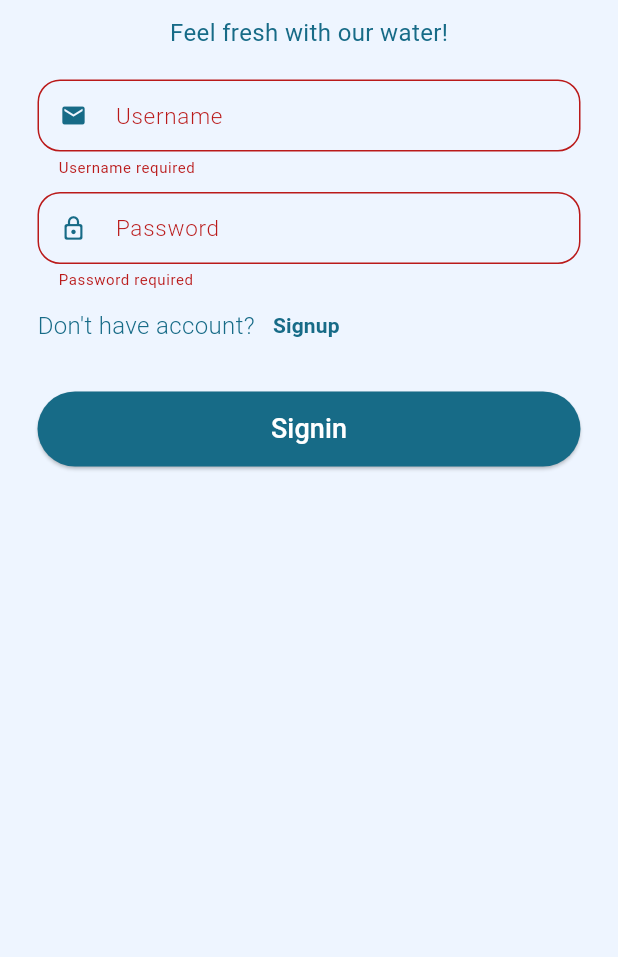
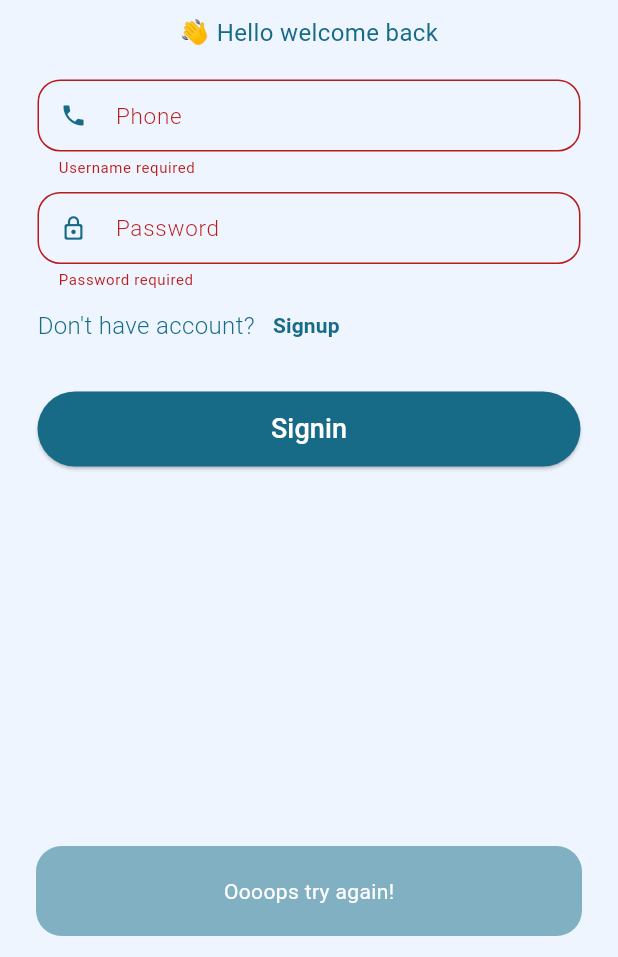
Before and after one commit to barakadewise/vendingapp, a Flutter app: the screen it shows after launch, after a tap on "Signin", on a phone screen of 412 x 824 dp, the part 279-1236 px from its top. Run offline on Flutter 3.47's test engine with Material 3 defaults, Android fonts, the light colour scheme and no system bars; our stand-ins replace flutter_redux, redux, shared_preferences.

Commit message:
updated UI && added validation auth logic

```diff
--- a/lib/Profile/presentation/profile.dart
+++ b/lib/Profile/presentation/profile.dart
@@ -63,13 +63,13 @@ class Profile extends StatelessWidget {
                         const SizedBox(
                           height: 10,
                         ),
-                        const ProfileTile(title: 'Username', value: 'John Doe'),
+                        const ProfileTile(title: 'Username', value: 'Group 7'),
                         const ProfileTile(
                             title: 'Account No', value: '1234567890'),
                         const ProfileTile(
-                            title: 'Phone Number', value: '+1234567890'),
+                            title: 'Phone Number', value: '+255763993194'),
                         const ProfileTile(
-                            title: 'Email', value: 'john@example.com'),
+                            title: 'Email', value: 'group7@example.com'),
                         const SizedBox(
                           height: 20,
                         ),
--- a/lib/auth/presentation/login.dart
+++ b/lib/auth/presentation/login.dart
@@ -55,7 +55,7 @@ class _LoginpageState extends State<Loginpage> {
                 height: 10,
               ),
               const Text(
-                'Feel fresh with our water!',
+                '👋 Hello welcome back',
                 style: TextStyle(
                     fontSize: 16,
                     fontWeight: FontWeight.w400,
--- a/lib/auth/widget/user_login_form.dart
+++ b/lib/auth/widget/user_login_form.dart
@@ -1,6 +1,7 @@
 import 'package:flutter/material.dart';
 import 'package:vendingapp/Home/presentation/home.dart';
 import 'package:vendingapp/auth/presentation/signup.dart';
+import 'package:vendingapp/utils/snack.dart';
 
 class RegistrationForm extends StatelessWidget {
   final TextEditingController usernameController;
@@ -13,8 +14,6 @@ class RegistrationForm extends StatelessWidget {
 
   final GlobalKey<FormState> formKey = GlobalKey<FormState>();
 
-  final String emailRegex = r'^[a-zA-Z0-9._%+-]+@[a-zA-Z0-9.-]+\.[a-zA-Z]{2,}$';
-
   @override
   Widget build(BuildContext context) {
     Size size = MediaQuery.of(context).size;
@@ -25,17 +24,18 @@ class RegistrationForm extends StatelessWidget {
             Padding(
               padding: const EdgeInsets.symmetric(horizontal: 25),
               child: TextFormField(
+                keyboardType: TextInputType.phone,
                 autovalidateMode: AutovalidateMode.onUserInteraction,
                 controller: usernameController,
                 decoration: InputDecoration(
-                  labelText: 'Username',
+                  labelText: 'Phone',
                   errorStyle: const TextStyle(
                       fontSize: 10, fontWeight: FontWeight.w400),
                   floatingLabelStyle: const TextStyle(color: Color(0xff176B87)),
                   labelStyle: const TextStyle(
                       fontSize: 15, fontWeight: FontWeight.w300),
                   prefixIcon: const Icon(
-                    Icons.email,
+                    Icons.phone,
                     color: Color(0xff176B87),
                   ),
                   border: OutlineInputBorder(
@@ -56,6 +56,10 @@ class RegistrationForm extends StatelessWidget {
                   if (value!.isEmpty) {
                     return "Username required";
                   }
+                  if (usernameController.text.length != 10) {
+                    return "Please use valid phone number";
+                  }
+
                   return null;
                 },
               ),
@@ -96,6 +100,9 @@ class RegistrationForm extends StatelessWidget {
                 validator: (value) {
                   if (value!.isEmpty) {
                     return "Password required";
+                  }
+                  if(passwordController.text.length<5){
+                    return 'Password is too short';
                   }
                   return null;
                 },
@@ -141,7 +148,7 @@ class RegistrationForm extends StatelessWidget {
                       validatForm(context);
                     },
                     style: ElevatedButton.styleFrom(
-                        backgroundColor: Color(0xff176B87)),
+                        backgroundColor: const Color(0xff176B87)),
                     child: const Text(
                       'Signin',
                       style: TextStyle(
@@ -157,11 +164,16 @@ class RegistrationForm extends StatelessWidget {
 
   //Form validation function
   void validatForm(BuildContext context) {
+    String message;
     if (formKey.currentState!.validate()) {
       Navigator.push(
           context, MaterialPageRoute(builder: (_) => const HomePage()));
+      message = 'Successfully logged!';
+      showSnack(context, message);
+      Navigator.of(context);
     } else {
-      print('Invalid formplease check the fields');
+      message = 'Oooops try again!';
+      showSnack(context, message);
     }
   }
 }
--- a/lib/main.dart
+++ b/lib/main.dart
@@ -1,11 +1,13 @@
 import 'package:flutter/material.dart';
+import 'package:flutter/services.dart';
 import 'package:flutter_redux/flutter_redux.dart';
-import 'package:vendingapp/Home/presentation/home.dart';
 import 'package:vendingapp/auth/presentation/login.dart';
-import 'package:vendingapp/auth/presentation/signup.dart';
 import 'package:vendingapp/redux/store.dart';
 
 void main() {
+  SystemChrome.setSystemUIOverlayStyle( SystemUiOverlayStyle(
+    statusBarColor: const Color(0xffB4D4FF).withOpacity(0.3)
+  ));
   runApp(const MyApp());
 }
 
@@ -15,12 +17,14 @@ class MyApp extends StatelessWidget {
   // This widget is the root of your application.
   @override
   Widget build(BuildContext context) {
+
     return StoreProvider(
         store: store,
         child: MaterialApp(
 
           debugShowCheckedModeBanner: false,
           theme: ThemeData(
+
             scaffoldBackgroundColor: Color(0xffEEF5FF),
             colorScheme:
                 ColorScheme.fromSeed(seedColor: const Color(0xffEEF5FF)),
--- a/lib/utils/snack.dart
+++ b/lib/utils/snack.dart
@@ -3,9 +3,20 @@ import 'package:flutter/material.dart';
 void showSnack(context, message) {
   if (context != null) {
     final snackBar = SnackBar(
-      content: Text(message.toString()),
-      backgroundColor: (Colors.black),
-    );
+        backgroundColor: const Color(0xffEEF5FF),
+        content: Container(
+          height: 60,
+          decoration: BoxDecoration(
+              color: const Color(0xff176B87).withOpacity(0.5),
+              borderRadius: BorderRadius.circular(17)),
+          child: Center(
+            child: Text(
+              message.toString(),
+              style: const TextStyle(
+                  color: Colors.white, fontWeight: FontWeight.w400),
+            ),
+          ),
+        ));
     ScaffoldMessenger.of(context).showSnackBar(snackBar);
   }
 }
```
Also changed, not shown: lib/setting/presentation/setting.dart (+12 -7 lines).
